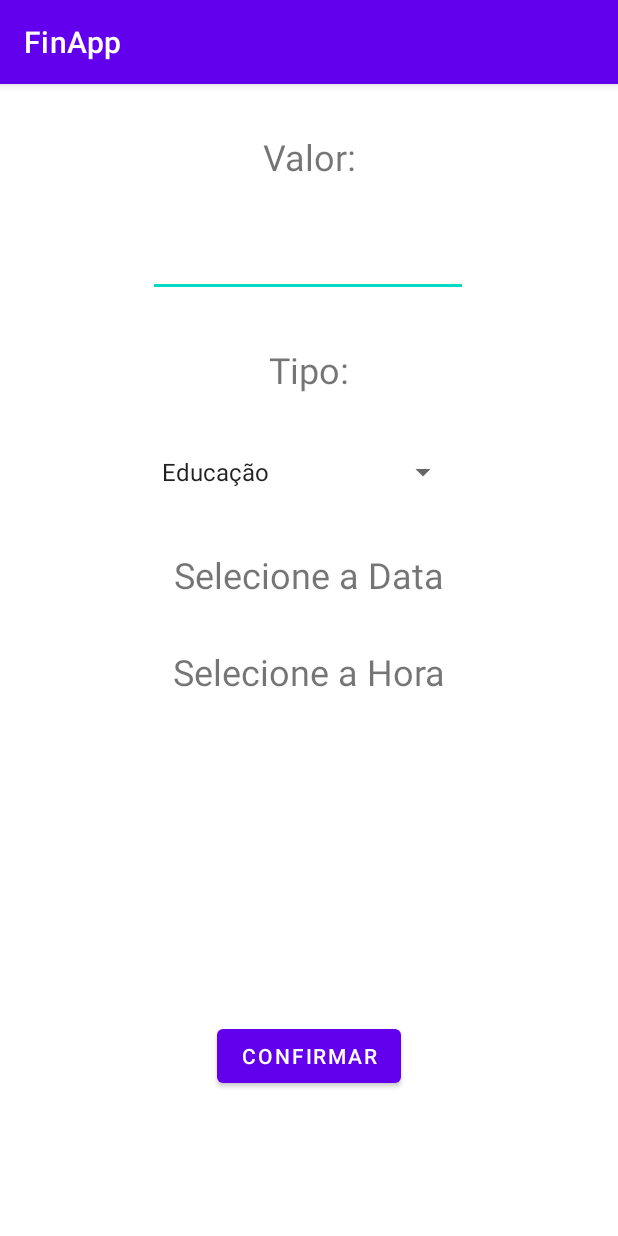
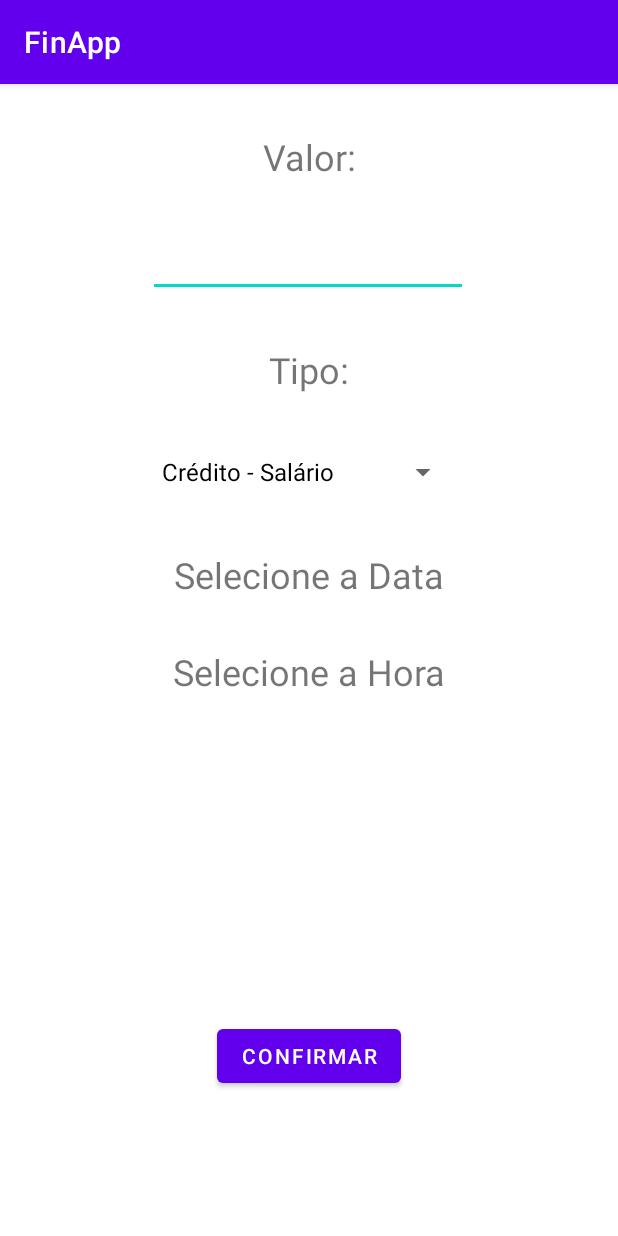
Before and after one commit to carlosmeds/FinApp, an Android app: the AddTransactionActivity screen opened directly, with no data from a screen before it, on a phone screen of 412 x 824 dp. Run offline under Robolectric (Android 15) with nearby library versions, the phone set to English and light mode, and no system bars.

Commit message:
ComboBox funcionando.

```diff
--- a/app/src/main/java/br/ufpr/tads/finapp/activity/AddTransactionActivity.java
+++ b/app/src/main/java/br/ufpr/tads/finapp/activity/AddTransactionActivity.java
@@ -23,6 +23,7 @@ import java.util.Date;
 import java.util.List;
 
 import br.ufpr.tads.finapp.R;
+import br.ufpr.tads.finapp.adapter.SpinAdapter;
 import br.ufpr.tads.finapp.helper.DatePickerFragment;
 import br.ufpr.tads.finapp.helper.TimePickerFragment;
 import br.ufpr.tads.finapp.helper.TransactionDAO;
@@ -33,6 +34,8 @@ import br.ufpr.tads.finapp.model.TransactionType;
 public class AddTransactionActivity extends AppCompatActivity {
 
     List<TransactionType> TransactionTypeList;
+    private SpinAdapter adapter;
+    private Spinner spinner;
 
     @Override
     protected void onCreate(Bundle savedInstanceState) {
@@ -41,16 +44,28 @@ public class AddTransactionActivity extends AppCompatActivity {
         TransactionTypeDAO transactionTypeDAO = new TransactionTypeDAO(getApplicationContext());
 
         TransactionTypeList = transactionTypeDAO.getAllTransactionTypes();
-        for (TransactionType type : TransactionTypeList
-        ) {
+        for (TransactionType type : TransactionTypeList) {
             Log.i("INFO", "TransactionTypes List:" + type.getType() + " - " + type.getId());
         }
 
-        Spinner spinner = findViewById(R.id.spinnerTransactionType);
-        ArrayAdapter<CharSequence> adapter = ArrayAdapter.createFromResource(this, R.array.debitTypes, android.R.layout.simple_spinner_item);
+        spinner = findViewById(R.id.spinnerTransactionType);
+        adapter = new SpinAdapter(this, android.R.layout.simple_spinner_item, TransactionTypeList);
         adapter.setDropDownViewResource(android.R.layout.simple_spinner_dropdown_item);
         spinner.setAdapter(adapter);
-        spinner.getOnItemSelectedListener();
+        spinner.setOnItemSelectedListener(new AdapterView.OnItemSelectedListener() {
+
+            @Override
+            public void onItemSelected(AdapterView<?> adapterView, View view,
+                                       int position, long id) {
+                // Here you get the current item (a User object) that is selected by its position
+                TransactionType t = adapter.getItem(position);
+                // Here you can do the action you want to...
+                Log.i("TYPE("+t.getId()+"):",t.getType());
+            }
+
+            @Override
+            public void onNothingSelected(AdapterView<?> adapter) {}
+        });
 
         TextView dateText = findViewById(R.id.dateTransaction);
         dateText.setOnClickListener(new View.OnClickListener() {
@@ -100,10 +115,12 @@ public class AddTransactionActivity extends AppCompatActivity {
         if (value <= 0 || value.isNaN()) {
             Toast.makeText(this, "Forneça um valor Válido!", Toast.LENGTH_SHORT).show();
         } else {
-            Log.i("INFO", "Transaction Time:" + dateTransaction);
+            Log.i("INFO", "Transaction Time: " + dateTransaction);
 
+            TransactionType t = (TransactionType) spinner.getSelectedItem();
+            Log.i("INFO", "Transaction Type: " + t.getType());
             Transaction transaction = new Transaction();
-            transaction.setTransactionType(TransactionTypeList.get(4));
+            transaction.setTransactionType(t);
             transaction.setTransactionValue(value);
             transaction.setTransactionDate(dateTransaction);
 
--- /dev/null
+++ b/app/src/main/java/br/ufpr/tads/finapp/adapter/SpinAdapter.java
@@ -0,0 +1,63 @@
+package br.ufpr.tads.finapp.adapter;
+
+import android.content.Context;
+import android.graphics.Color;
+import android.view.View;
+import android.view.ViewGroup;
+import android.widget.ArrayAdapter;
+import android.widget.TextView;
+
+import androidx.annotation.NonNull;
+
+import java.util.List;
+
+import br.ufpr.tads.finapp.model.TransactionType;
+
+public class SpinAdapter extends ArrayAdapter<TransactionType> {
+    private Context context;
+    private List<TransactionType> values;
+
+    public SpinAdapter(@NonNull Context context, int textViewResourceId, @NonNull List<TransactionType> values) {
+        super(context, textViewResourceId, values);
+        this.context = context;
+        this.values = values;
+    }
+
+    @Override
+    public TransactionType getItem(int position){
+        return values.get(position);
+    }
+
+    @Override
+    public long getItemId(int position){
+        return position;
+    }
+
+
+    // And the "magic" goes here
+    // This is for the "passive" state of the spinner
+    @Override
+    public View getView(int position, View convertView, ViewGroup parent) {
+        // I created a dynamic TextView here, but you can reference your own  custom layout for each spinner item
+        TextView label = (TextView) super.getView(position, convertView, parent);
+        label.setTextColor(Color.BLACK);
+        // Then you can get the current item using the values array (Users array) and the current position
+        // You can NOW reference each method you has created in your bean object (User class)
+        label.setText(values.get(position).getType());
+
+        // And finally return your dynamic (or custom) view for each spinner item
+        return label;
+    }
+
+    // And here is when the "chooser" is popped up
+    // Normally is the same view, but you can customize it if you want
+    @Override
+    public View getDropDownView(int position, View convertView,
+                                ViewGroup parent) {
+        TextView label = (TextView) super.getDropDownView(position, convertView, parent);
+        label.setTextColor(Color.BLACK);
+        label.setText(values.get(position).getType());
+
+        return label;
+    }
+}
```
